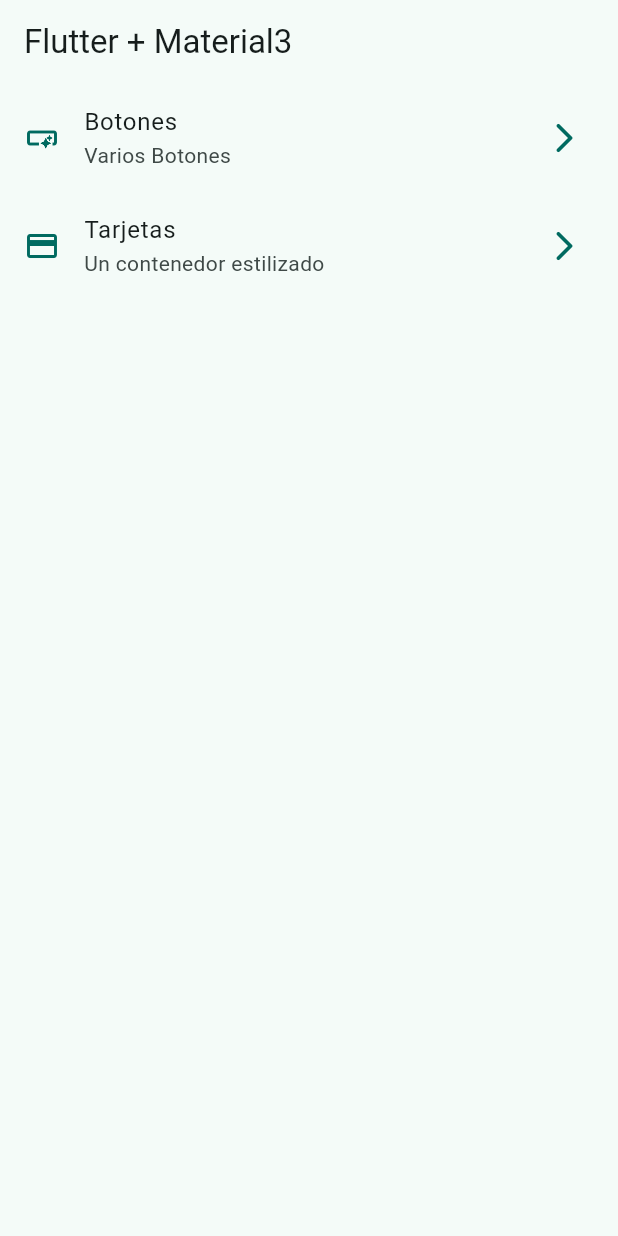
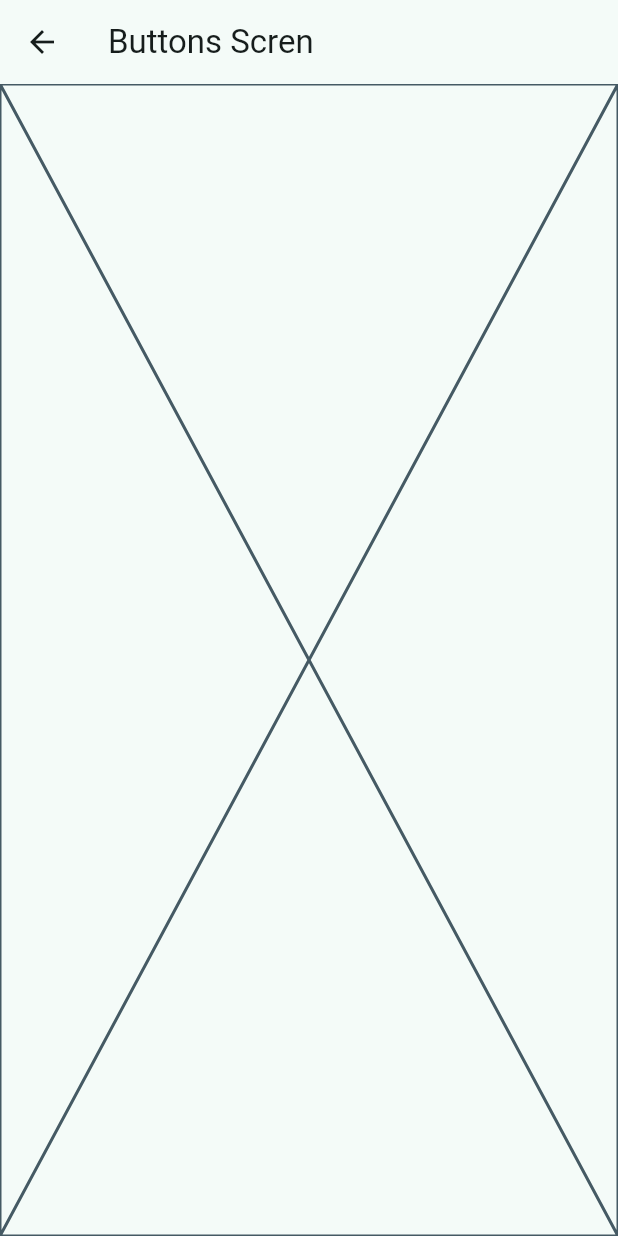
Before and after one commit to PaulMec/widgets_app, a Flutter app: the screen it shows after launch, after a tap on "Botones", on a phone screen of 412 x 824 dp. Run offline on Flutter 3.47's test engine with Material 3 defaults, Android fonts, the phone set to English and light mode, and no system bars.

```diff
--- a/lib/config/menu/menu_items.dart
+++ b/lib/config/menu/menu_items.dart
@@ -23,6 +23,6 @@ const appMenuItems = <MenuItem>[
   MenuItem(
       title: 'Tarjetas',
       subtitle: 'Un contenedor estilizado',
-      link: '/card',
+      link: '/cards',
       icon: Icons.credit_card),
 ];
--- a/lib/main.dart
+++ b/lib/main.dart
@@ -1,5 +1,7 @@
 import 'package:flutter/material.dart';
 import 'package:widgets_app/config/theme/app_theme.dart';
+import 'package:widgets_app/presentation/screens/home/buttons/buttons_screen.dart';
+import 'package:widgets_app/presentation/screens/home/cards/cards_screen.dart';
 import 'package:widgets_app/presentation/screens/home/home_screen.dart';
 
 void main() {
@@ -12,8 +14,13 @@ class MainApp extends StatelessWidget {
   @override
   Widget build(BuildContext context) {
     return MaterialApp(
-        debugShowCheckedModeBanner: false,
-        theme: AppTheme(selectedColor: 1).getTheme(),
-        home: const HomeScreen());
+      debugShowCheckedModeBanner: false,
+      theme: AppTheme(selectedColor: 1).getTheme(),
+      home: const HomeScreen(),
+      routes: {
+        '/buttons': (context) => const ButtonsScreen(),
+        '/cards': (context) => const CardsScreen(),
+      },
+    );
   }
 }
--- /dev/null
+++ b/lib/presentation/screens/home/buttons/buttons_screen.dart
@@ -0,0 +1,15 @@
+import 'package:flutter/material.dart';
+
+class ButtonsScreen extends StatelessWidget {
+  const ButtonsScreen({super.key});
+
+  @override
+  Widget build(BuildContext context) {
+    return Scaffold(
+      appBar: AppBar(
+        title: const Text('Buttons Scren'),
+      ),
+      body: const Placeholder(),
+    );
+  }
+}
--- a/lib/presentation/screens/home/home_screen.dart
+++ b/lib/presentation/screens/home/home_screen.dart
@@ -1,5 +1,6 @@
 import 'package:flutter/material.dart';
 import 'package:widgets_app/config/menu/menu_items.dart';
+import 'package:widgets_app/presentation/screens/home/buttons/buttons_screen.dart';
 
 class HomeScreen extends StatelessWidget {
   const HomeScreen({super.key});
@@ -47,7 +48,10 @@ class _CustomListTitle extends StatelessWidget {
       title: Text(menuItem.title),
       subtitle: Text(menuItem.subtitle),
       onTap: () {
-        //TODO navegar a otra pantalla
+        // Navigator.of(context).push(
+        //   MaterialPageRoute(builder: (context) => const ButtonsScreen()),
+        // );
+        Navigator.pushNamed(context, menuItem.link);
       },
     );
   }
```
Also changed, not shown: lib/presentation/screens/home/cards/cards_screen.dart (added, +15 -0 lines).
